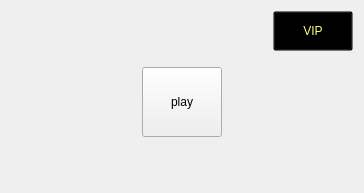
Before: the Qt Designer form VideoPlayer/mainwidget/CusLabel2.ui in huizhang556/pc-video-player, drawn with Qt 5.
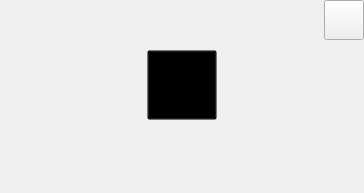
After: the same form once the commit is applied. Icons and pictures are not drawn.

What changed in the file:
```diff
--- a/VideoPlayer/mainwidget/CusLabel2.ui
+++ b/VideoPlayer/mainwidget/CusLabel2.ui
@@ -14,6 +14,21 @@
    <string>Form</string>
   </property>
   <layout class="QVBoxLayout" name="verticalLayout_2">
+   <property name="spacing">
+    <number>0</number>
+   </property>
+   <property name="leftMargin">
+    <number>0</number>
+   </property>
+   <property name="topMargin">
+    <number>0</number>
+   </property>
+   <property name="rightMargin">
+    <number>0</number>
+   </property>
+   <property name="bottomMargin">
+    <number>0</number>
+   </property>
    <item>
     <layout class="QVBoxLayout" name="verticalLayout">
      <item>
@@ -35,13 +50,13 @@
         <widget class="QPushButton" name="pushButton_2">
          <property name="minimumSize">
           <size>
-           <width>0</width>
+           <width>40</width>
            <height>40</height>
           </size>
          </property>
          <property name="maximumSize">
           <size>
-           <width>80</width>
+           <width>40</width>
            <height>40</height>
           </size>
          </property>
@@ -49,7 +64,7 @@
           <string notr="true">QPushButton
 {
 color: #ffff7f;
-background-color: transparent;
+border-image: url(:/images/home/rank_new.png);
 }
 
 QPushButton:hover
@@ -59,7 +74,7 @@
 }</string>
          </property>
          <property name="text">
-          <string>VIP</string>
+          <string/>
          </property>
         </widget>
        </item>
@@ -102,15 +117,22 @@
          </property>
          <layout class="QGridLayout" name="gridLayout">
           <item row="0" column="0">
-           <widget class="QPushButton" name="pushButton">
+           <widget class="QPushButton" name="pushButton_play">
             <property name="minimumSize">
              <size>
               <width>70</width>
               <height>70</height>
              </size>
             </property>
+            <property name="styleSheet">
+             <string notr="true">#pushButton_play
+{
+background-color: transparent;
+border-image: url(:/images/tray/recvideo_play.png);
+}</string>
+            </property>
             <property name="text">
-             <string>play</string>
+             <string/>
             </property>
            </widget>
           </item>
```
